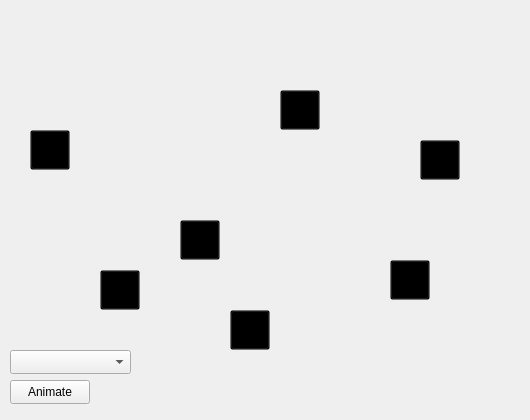
Above: DSFO/graphview.ui from Aleko-Louras/DSFO before the change. Below: the same form after it.
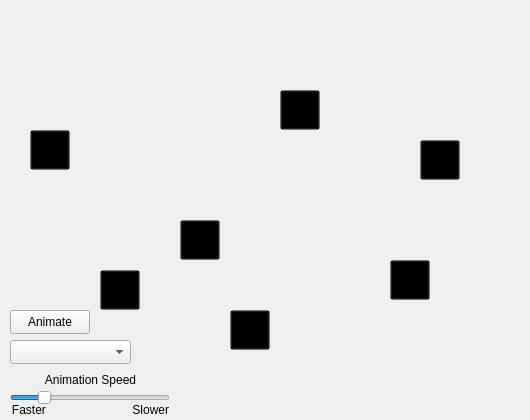
That is the form after the change. Icons and pictures are not drawn.

Commit message: even more animation polish

The edit to the form file:
```diff
--- a/DSFO/graphview.ui
+++ b/DSFO/graphview.ui
@@ -239,7 +239,7 @@
    <property name="geometry">
     <rect>
      <x>10</x>
-     <y>380</y>
+     <y>310</y>
      <width>80</width>
      <height>24</height>
     </rect>
@@ -252,7 +252,7 @@
    <property name="geometry">
     <rect>
      <x>10</x>
-     <y>350</y>
+     <y>340</y>
      <width>121</width>
      <height>24</height>
     </rect>
@@ -373,6 +373,76 @@
     <set>Qt::AlignCenter</set>
    </property>
   </widget>
+  <widget class="QLabel" name="stepLabel">
+   <property name="geometry">
+    <rect>
+     <x>340</x>
+     <y>10</y>
+     <width>181</width>
+     <height>91</height>
+    </rect>
+   </property>
+   <property name="text">
+    <string/>
+   </property>
+   <property name="wordWrap">
+    <bool>true</bool>
+   </property>
+  </widget>
+  <widget class="QSlider" name="animationSpeedSlider">
+   <property name="geometry">
+    <rect>
+     <x>10</x>
+     <y>390</y>
+     <width>160</width>
+     <height>16</height>
+    </rect>
+   </property>
+   <property name="minimum">
+    <number>16</number>
+   </property>
+   <property name="maximum">
+    <number>200</number>
+   </property>
+   <property name="value">
+    <number>50</number>
+   </property>
+   <property name="orientation">
+    <enum>Qt::Horizontal</enum>
+   </property>
+  </widget>
+  <widget class="QLabel" name="sliderLabel">
+   <property name="geometry">
+    <rect>
+     <x>10</x>
+     <y>370</y>
+     <width>161</width>
+     <height>20</height>
+    </rect>
+   </property>
+   <property name="text">
+    <string>Animation Speed</string>
+   </property>
+   <property name="alignment">
+    <set>Qt::AlignCenter</set>
+   </property>
+  </widget>
+  <widget class="QLabel" name="speedLabel">
+   <property name="geometry">
+    <rect>
+     <x>10</x>
+     <y>400</y>
+     <width>161</width>
+     <height>20</height>
+    </rect>
+   </property>
+   <property name="text">
+    <string>Faster                          Slower</string>
+   </property>
+   <property name="alignment">
+    <set>Qt::AlignCenter</set>
+   </property>
+  </widget>
  </widget>
  <resources>
   <include location="resources.qrc"/>
```
The commit also changes 2 other files.
